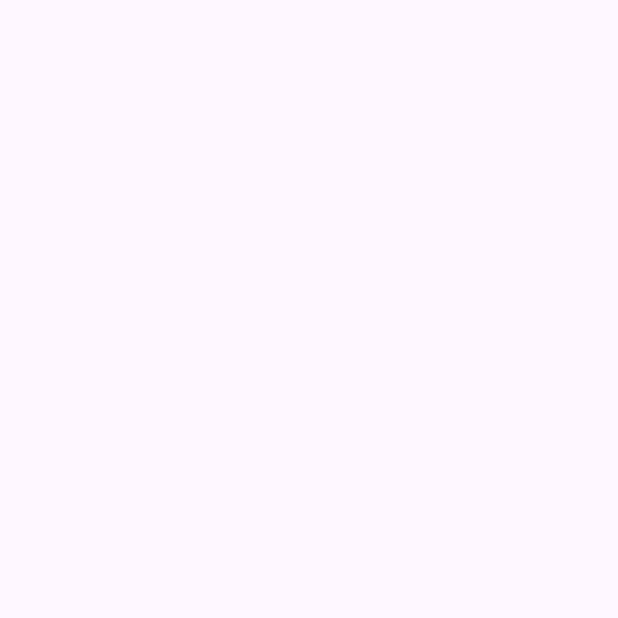
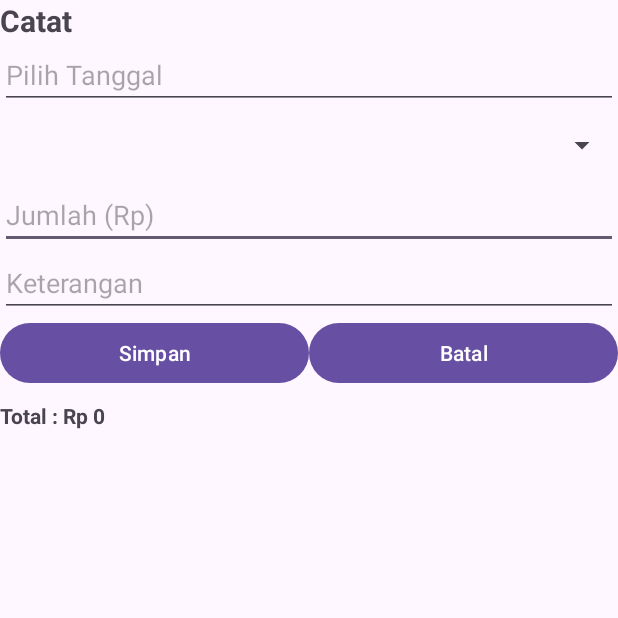
Before and after one commit to FelixVal05/Dompetku_C14240190, an Android app: the CatatActivity screen opened directly, with no data from a screen before it, on a phone screen of 412 x 824 dp, the top half of it. Before the commit the part shown is empty. Run offline under Robolectric (Android 15) with nearby library versions, the phone set to English and light mode, and no system bars.

Commit message:
Desain activity_catat.xml

```diff
--- a/app/src/main/res/layout/activity_catat.xml
+++ b/app/src/main/res/layout/activity_catat.xml
@@ -1,10 +1,87 @@
 <?xml version="1.0" encoding="utf-8"?>
-<androidx.constraintlayout.widget.ConstraintLayout xmlns:android="http://schemas.android.com/apk/res/android"
-    xmlns:app="http://schemas.android.com/apk/res-auto"
+<LinearLayout xmlns:android="http://schemas.android.com/apk/res/android"
     xmlns:tools="http://schemas.android.com/tools"
     android:id="@+id/main"
     android:layout_width="match_parent"
     android:layout_height="match_parent"
+    android:orientation="vertical"
+    android:padding="16dp"
     tools:context=".CatatActivity">
 
-</androidx.constraintlayout.widget.ConstraintLayout>
+    <TextView
+        android:id="@+id/tvJudulCatat"
+        android:layout_width="match_parent"
+        android:layout_height="wrap_content"
+        android:text="Catat"
+        android:textSize="20sp"
+        android:textStyle="bold">
+    </TextView>
+
+    <EditText
+        android:id="@+id/etTanggal"
+        android:layout_width="match_parent"
+        android:layout_height="wrap_content"
+        android:focusable="false"
+        android:hint="Pilih Tanggal">
+    </EditText>
+
+    <Spinner
+        android:id="@+id/spKategori"
+        android:layout_width="match_parent"
+        android:layout_height="48dp">
+    </Spinner>
+
+    <EditText
+        android:id="@+id/etJumlah"
+        android:layout_width="match_parent"
+        android:layout_height="wrap_content"
+        android:hint="Jumlah (Rp)"
+        android:inputType="number">
+    </EditText>
+
+    <EditText
+        android:id="@+id/etKeterangan"
+        android:layout_width="match_parent"
+        android:layout_height="wrap_content"
+        android:hint="Keterangan">
+    </EditText>
+
+    <LinearLayout
+        android:layout_width="match_parent"
+        android:layout_height="wrap_content"
+        android:orientation="horizontal">
+
+        <Button
+            android:id="@+id/btnSimpan"
+            android:layout_width="0dp"
+            android:layout_height="wrap_content"
+            android:layout_weight="1"
+            android:text="Simpan">
+        </Button>
+
+        <Button
+            android:id="@+id/btnBatal"
+            android:layout_width="0dp"
+            android:layout_height="wrap_content"
+            android:layout_weight="1"
+            android:text="Batal">
+        </Button>
+    </LinearLayout>
+
+    <TextView
+        android:id="@+id/tvTotal"
+        android:layout_width="match_parent"
+        android:layout_height="wrap_content"
+        android:layout_marginTop="8dp"
+        android:text="Total : Rp 0"
+        android:textStyle="bold">
+    </TextView>
+
+    <androidx.recyclerview.widget.RecyclerView
+        android:id="@+id/rvTransaksi"
+        android:layout_width="match_parent"
+        android:layout_height="0dp"
+        android:layout_weight="1">
+    </androidx.recyclerview.widget.RecyclerView>
+
+</LinearLayout>
```
